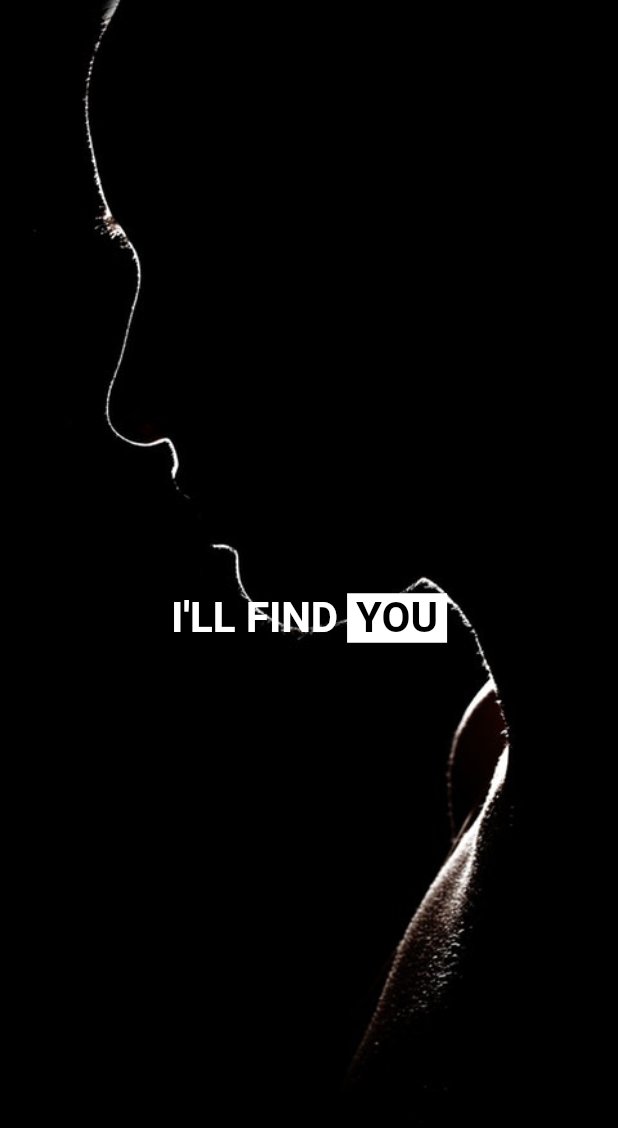
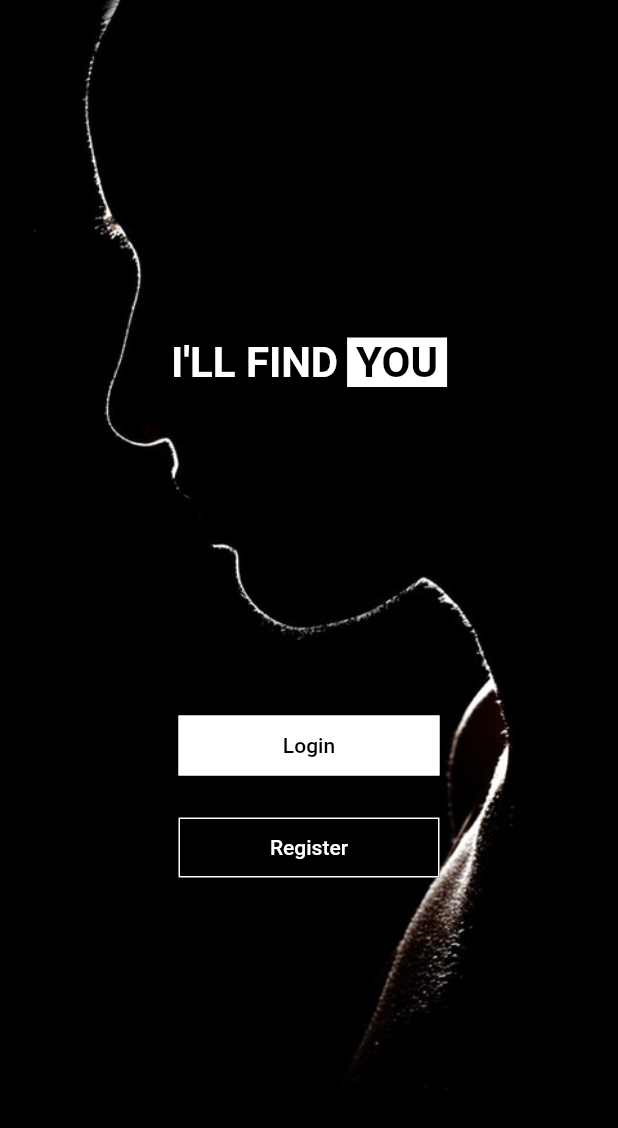
Before and after one commit to GuilhermeVendramini/illfindyou, a Flutter app: the screen it shows after launch, on a phone screen of 412 x 824 dp. Shown: the top 1128 px of the screen. Run offline on Flutter 3.47's test engine with Material 2 defaults, Android fonts, the phone set to English and light mode, and no system bars; our stand-ins replace flutter_mobx, mobx; generated files the repository leaves out were written again.

Commit message:
Login box

```diff
--- a/lib/src/core/app_controller.dart
+++ b/lib/src/core/app_controller.dart
@@ -4,4 +4,19 @@ part 'app_controller.g.dart';
 
 class AppController = _AppController with _$AppController;
 
-abstract class _AppController with Store {}
+abstract class _AppController with Store {
+
+  _AppController() {
+    _startAnimation();
+  }
+
+  @observable
+  bool startedAnimation = false;
+
+  @action
+  void _startAnimation() {
+    Future.delayed(const Duration(milliseconds: 500), () {
+      startedAnimation = true;
+    });
+  }
+}
--- a/lib/src/core/app_module.dart
+++ b/lib/src/core/app_module.dart
@@ -2,7 +2,7 @@ import 'package:flutter/material.dart';
 import 'package:provider/provider.dart';
 
 import 'app_controller.dart';
-import 'app_widget.dart';
+import 'app_page.dart';
 
 class AppModule extends StatelessWidget {
   @override
@@ -11,7 +11,7 @@ class AppModule extends StatelessWidget {
       providers: [
         Provider<AppController>(create: (_) => AppController()),
       ],
-      child: AppWidget(),
+      child: AppPage(),
     );
   }
 }
--- /dev/null
+++ b/lib/src/core/app_page.dart
@@ -0,0 +1,31 @@
+import 'package:flutter/material.dart';
+import 'package:illfindyou/src/shared/i18n/en-US.dart';
+import 'package:illfindyou/src/shared/widgets/blocks/animated-title-auth-block.dart';
+import 'package:illfindyou/src/shared/widgets/components/animated-color-background.dart';
+import 'package:illfindyou/src/shared/widgets/components/image-background.dart';
+
+import 'app_theme.dart';
+
+class AppPage extends StatelessWidget {
+  @override
+  Widget build(BuildContext context) {
+    AppTheme.systemChrome;
+
+    return MaterialApp(
+      theme: AppTheme.themeData,
+      title: Strings.appTitle,
+      home: Scaffold(
+        body: Stack(
+          children: <Widget>[
+            ImageBackground(),
+            AnimatedColorBackground(),
+            Align(
+              alignment: Alignment.center,
+              child: AnimatedTitleAuth(),
+            ),
+          ],
+        ),
+      ),
+    );
+  }
+}
--- a/lib/src/core/app_theme.dart
+++ b/lib/src/core/app_theme.dart
@@ -6,7 +6,15 @@ class AppTheme {
   AppTheme._();
 
   static final ThemeData themeData = ThemeData(
-    buttonColor: DefaultColors.primary,
+    buttonTheme: ButtonThemeData(
+      shape: RoundedRectangleBorder(
+        borderRadius: BorderRadius.circular(0.0),
+        side: BorderSide(color: DefaultColors.white),
+      ),
+      padding: EdgeInsets.all(12.0),
+      buttonColor: DefaultColors.white,
+      textTheme: ButtonTextTheme.primary,
+    ),
     errorColor: DefaultColors.red,
     cursorColor: DefaultColors.primary,
     toggleableActiveColor: DefaultColors.primary,
--- a/lib/src/core/app_widget.dart
+++ /dev/null
@@ -1,18 +0,0 @@
-import 'package:flutter/material.dart';
-import 'package:illfindyou/src/modules/auth/login/login_module.dart';
-import 'package:illfindyou/src/shared/i18n/en-US.dart';
-
-import 'app_theme.dart';
-
-class AppWidget extends StatelessWidget {
-  @override
-  Widget build(BuildContext context) {
-    AppTheme.systemChrome;
-
-    return MaterialApp(
-      theme: AppTheme.themeData,
-      title: Strings.appTitle,
-      home: LoginModule(),
-    );
-  }
-}
--- a/lib/src/modules/auth/login/login_controller.dart
+++ b/lib/src/modules/auth/login/login_controller.dart
@@ -5,17 +5,5 @@ part 'login_controller.g.dart';
 class LoginController = _LoginController with _$LoginController;
 
 abstract class _LoginController with Store {
-  _LoginController() {
-    _startAnimation();
-  }
 
-  @observable
-  bool startedAnimation = false;
-
-  @action
-  void _startAnimation() {
-    Future.delayed(const Duration(milliseconds: 500), () {
-      startedAnimation = true;
-    });
-  }
 }
--- a/lib/src/modules/auth/login/login_page.dart
+++ b/lib/src/modules/auth/login/login_page.dart
@@ -1,83 +1,12 @@
 import 'package:flutter/material.dart';
-import 'package:flutter_mobx/flutter_mobx.dart';
-import 'package:illfindyou/src/shared/colors/default_colors.dart';
-import 'package:provider/provider.dart';
-
-import 'login_controller.dart';
 
 class LoginPage extends StatelessWidget {
   @override
   Widget build(BuildContext context) {
-    final _controller = Provider.of<LoginController>(context);
 
     return Scaffold(
-      body: Stack(
-        children: <Widget>[
-          Container(
-            decoration: BoxDecoration(
-              image: DecorationImage(
-                image: AssetImage("assets/images/background01.jpg"),
-                fit: BoxFit.cover,
-              ),
-            ),
-          ),
-          Observer(
-            builder: (_) {
-              return AnimatedContainer(
-                curve: Curves.easeIn,
-                duration: Duration(seconds: 4),
-                color: _controller.startedAnimation != null &&
-                        _controller.startedAnimation
-                    ? DefaultColors.transparent
-                    : DefaultColors.black,
-              );
-            },
-          ),
-          Align(
-            alignment: Alignment.center,
-            child: Container(
-              padding: EdgeInsets.all(20.0),
-              child: Observer(
-                builder: (_) {
-                  return AnimatedCrossFade(
-                    alignment: Alignment.center,
-                    duration: Duration(seconds: 2),
-                    crossFadeState: _controller.startedAnimation != null &&
-                            _controller.startedAnimation
-                        ? CrossFadeState.showFirst
-                        : CrossFadeState.showSecond,
-                    firstChild: Row(
-                      mainAxisAlignment: MainAxisAlignment.center,
-                      children: <Widget>[
-                        Text(
-                          "I'LL FIND",
-                          style: TextStyle(
-                            fontSize: 28.0,
-                            fontWeight: FontWeight.w600,
-                          ),
-                        ),
-                        Container(
-                          margin: EdgeInsets.only(left: 6.0),
-                          padding: EdgeInsets.symmetric(horizontal: 6.0),
-                          color: DefaultColors.white,
-                          child: Text(
-                            'YOU',
-                            style: TextStyle(
-                              fontSize: 28.0,
-                              fontWeight: FontWeight.w600,
-                              color: DefaultColors.black,
-                            ),
-                          ),
-                        ),
-                      ],
-                    ),
-                    secondChild: Container(),
-                  );
-                },
-              ),
-            ),
-          ),
-        ],
+      body: Container(
+        child: Text('Login'),
       ),
     );
   }
--- a/lib/src/shared/colors/default_colors.dart
+++ b/lib/src/shared/colors/default_colors.dart
@@ -6,7 +6,7 @@ class DefaultColors {
   static final Color transparent = Colors.transparent;
   static final Color white = Colors.white;
   static final Color black = Colors.black;
-  static final Color primary = Colors.deepPurple[300];
+  static final Color primary = Colors.black;
   static final Color red = Colors.red[300];
   static final Color green = Colors.green[300];
   static final Color grey = Colors.grey;
--- a/lib/src/shared/i18n/en-US.dart
+++ b/lib/src/shared/i18n/en-US.dart
@@ -11,6 +11,11 @@ class Strings {
   // App
   static const String appTitle = "I'LL FIND YOU";
 
+  // Auth
+
   // Login
   static const String authLogin = "Login";
+
+  // Register
+  static const String authRegister = "Register";
 }
--- /dev/null
+++ b/lib/src/shared/widgets/blocks/animated-title-auth-block.dart
@@ -0,0 +1,38 @@
+import 'package:flutter/material.dart';
+import 'package:flutter_mobx/flutter_mobx.dart';
+import 'package:illfindyou/src/core/app_controller.dart';
+import 'package:illfindyou/src/shared/widgets/components/default-title.dart';
+import 'package:provider/provider.dart';
+
+import 'login_register_block.dart';
+
+class AnimatedTitleAuth extends StatelessWidget {
+  @override
+  Widget build(BuildContext context) {
+    final _controller = Provider.of<AppController>(context);
+
+    return Container(
+      padding: EdgeInsets.all(20.0),
+      child: Observer(
+        builder: (_) {
+          return AnimatedCrossFade(
+            alignment: Alignment.center,
+            duration: Duration(seconds: 3),
+            crossFadeState: _controller.startedAnimation != null &&
+                    _controller.startedAnimation
+                ? CrossFadeState.showFirst
+                : CrossFadeState.showSecond,
+            firstChild: Column(
+              mainAxisAlignment: MainAxisAlignment.spaceEvenly,
+              children: <Widget>[
+                DefaultTitle(),
+                LoginRegisterBlock(),
+              ],
+            ),
+            secondChild: Container(),
+          );
+        },
+      ),
+    );
+  }
+}
--- /dev/null
+++ b/lib/src/shared/widgets/blocks/login_register_block.dart
@@ -0,0 +1,36 @@
+import 'package:flutter/material.dart';
+import 'package:illfindyou/src/shared/colors/default_colors.dart';
+import 'package:illfindyou/src/shared/i18n/en-US.dart';
+import 'package:illfindyou/src/shared/widgets/components/default-raised-button.dart';
+
+class LoginRegisterBlock extends StatelessWidget {
+  @override
+  Widget build(BuildContext context) {
+    return Container(
+      padding: EdgeInsets.all(10.0),
+      child: Column(
+        children: <Widget>[
+          DefaultRaisedButton(
+            text: Strings.authLogin,
+            buttonWidth: 150.0,
+            onPressed: () {
+              print('done');
+            },
+          ),
+          SizedBox(
+            height: 20.0,
+          ),
+          DefaultRaisedButton(
+            text: Strings.authRegister,
+            buttonColor: DefaultColors.black,
+            textColor: DefaultColors.white,
+            buttonWidth: 150.0,
+            onPressed: () {
+              print('done');
+            },
+          ),
+        ],
+      ),
+    );
+  }
+}
--- /dev/null
+++ b/lib/src/shared/widgets/components/animated-color-background.dart
@@ -0,0 +1,25 @@
+import 'package:flutter/material.dart';
+import 'package:flutter_mobx/flutter_mobx.dart';
+import 'package:illfindyou/src/core/app_controller.dart';
+import 'package:illfindyou/src/shared/colors/default_colors.dart';
+import 'package:provider/provider.dart';
+
+class AnimatedColorBackground extends StatelessWidget {
+  @override
+  Widget build(BuildContext context) {
+    final _controller = Provider.of<AppController>(context);
+
+    return Observer(
+      builder: (_) {
+        return AnimatedContainer(
+          curve: Curves.easeIn,
+          duration: Duration(seconds: 4),
+          color: _controller.startedAnimation != null &&
+              _controller.startedAnimation
+              ? DefaultColors.transparent
+              : DefaultColors.black,
+        );
+      },
+    );
+  }
+}
--- /dev/null
+++ b/lib/src/shared/widgets/components/default-raised-button.dart
@@ -0,0 +1,35 @@
+import 'package:flutter/material.dart';
+
+class DefaultRaisedButton extends StatelessWidget {
+  final String text;
+  final double buttonWidth;
+  final Color buttonColor;
+  final Color textColor;
+  final Function onPressed;
+
+  DefaultRaisedButton({
+    @required this.text,
+    @required this.onPressed,
+    this.buttonWidth = 100.0,
+    this.buttonColor = Colors.white,
+    this.textColor = Colors.black,
+  });
+
+  @override
+  Widget build(BuildContext context) {
+    return RaisedButton(
+      color: buttonColor,
+      onPressed: onPressed,
+      child: SizedBox(
+        width: buttonWidth,
+        child: Text(
+          text,
+          textAlign: TextAlign.center,
+          style: TextStyle(
+            color: textColor,
+          ),
+        ),
+      ),
+    );
+  }
+}
--- /dev/null
+++ b/lib/src/shared/widgets/components/default-title.dart
@@ -0,0 +1,37 @@
+import 'package:flutter/material.dart';
+import 'package:illfindyou/src/shared/colors/default_colors.dart';
+
+class DefaultTitle extends StatelessWidget {
+  @override
+  Widget build(BuildContext context) {
+
+    return Row(
+      mainAxisAlignment: MainAxisAlignment.center,
+      children: <Widget>[
+        Container(
+          color: DefaultColors.black,
+          child: Text(
+            "I'LL FIND",
+            style: TextStyle(
+              fontSize: 28.0,
+              fontWeight: FontWeight.w600,
+            ),
+          ),
+        ),
+        Container(
+          margin: EdgeInsets.only(left: 6.0),
+          padding: EdgeInsets.symmetric(horizontal: 6.0),
+          color: DefaultColors.white,
+          child: Text(
+            'YOU',
+            style: TextStyle(
+              fontSize: 28.0,
+              fontWeight: FontWeight.w600,
+              color: DefaultColors.black,
+            ),
+          ),
+        ),
+      ],
+    );
+  }
+}
--- /dev/null
+++ b/lib/src/shared/widgets/components/image-background.dart
@@ -0,0 +1,15 @@
+import 'package:flutter/material.dart';
+
+class ImageBackground extends StatelessWidget {
+  @override
+  Widget build(BuildContext context) {
+    return Container(
+      decoration: BoxDecoration(
+        image: DecorationImage(
+          image: AssetImage("assets/images/background01.jpg"),
+          fit: BoxFit.cover,
+        ),
+      ),
+    );
+  }
+}
```
Also changed, not shown: lib/src/core/app_controller.g.dart, lib/src/modules/auth/login/login_controller.g.dart.
